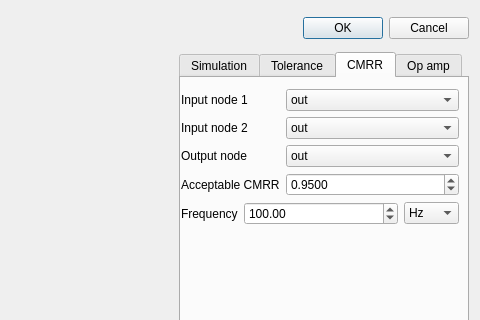
psdzzm/spice, file src/config.ui: the form before one commit; both pictures show x 599 to 1079 and y 0 to 320 of the 1079 by 643 pixel window.
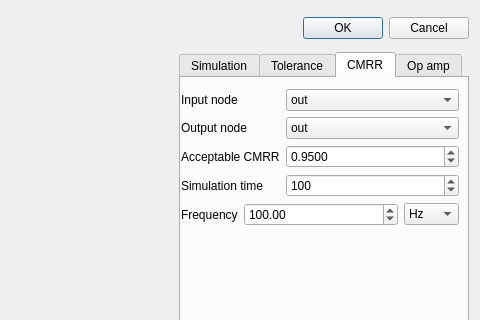
The form after the commit. Custom widgets are drawn as their Qt base class.

```diff
--- a/src/config.ui
+++ b/src/config.ui
@@ -881,7 +881,7 @@
            </sizepolicy>
           </property>
           <property name="text">
-           <string>Input node 1</string>
+           <string>Input node</string>
           </property>
          </widget>
         </item>
@@ -895,28 +895,6 @@
          </widget>
         </item>
         <item row="1" column="0">
-         <widget class="QLabel" name="label_15">
-          <property name="sizePolicy">
-           <sizepolicy hsizetype="Preferred" vsizetype="Preferred">
-            <horstretch>0</horstretch>
-            <verstretch>0</verstretch>
-           </sizepolicy>
-          </property>
-          <property name="text">
-           <string>Input node 2</string>
-          </property>
-         </widget>
-        </item>
-        <item row="1" column="1">
-         <widget class="QComboBox" name="inputnode2">
-          <item>
-           <property name="text">
-            <string>out</string>
-           </property>
-          </item>
-         </widget>
-        </item>
-        <item row="2" column="0">
          <widget class="QLabel" name="label_16">
           <property name="sizePolicy">
            <sizepolicy hsizetype="Preferred" vsizetype="Preferred">
@@ -929,7 +907,7 @@
           </property>
          </widget>
         </item>
-        <item row="2" column="1">
+        <item row="1" column="1">
          <widget class="QComboBox" name="outputnode">
           <item>
            <property name="text">
@@ -938,7 +916,7 @@
           </item>
          </widget>
         </item>
-        <item row="3" column="0">
+        <item row="2" column="0">
          <widget class="QLabel" name="label_17">
           <property name="sizePolicy">
            <sizepolicy hsizetype="Preferred" vsizetype="Preferred">
@@ -951,7 +929,7 @@
           </property>
          </widget>
         </item>
-        <item row="3" column="1">
+        <item row="2" column="1">
          <widget class="QDoubleSpinBox" name="acptcmrr">
           <property name="sizePolicy">
            <sizepolicy hsizetype="Minimum" vsizetype="Fixed">
@@ -1051,6 +1029,38 @@
           </item>
          </layout>
         </item>
+        <item row="3" column="0">
+         <widget class="QLabel" name="label_30">
+          <property name="sizePolicy">
+           <sizepolicy hsizetype="Preferred" vsizetype="Preferred">
+            <horstretch>0</horstretch>
+            <verstretch>0</verstretch>
+           </sizepolicy>
+          </property>
+          <property name="text">
+           <string>Simulation time</string>
+          </property>
+         </widget>
+        </item>
+        <item row="3" column="1">
+         <widget class="QSpinBox" name="cmrrtime">
+          <property name="minimum">
+           <number>2</number>
+          </property>
+          <property name="maximum">
+           <number>100000</number>
+          </property>
+          <property name="singleStep">
+           <number>100</number>
+          </property>
+          <property name="stepType">
+           <enum>QAbstractSpinBox::AdaptiveDecimalStepType</enum>
+          </property>
+          <property name="value">
+           <number>100</number>
+          </property>
+         </widget>
+        </item>
        </layout>
       </widget>
      </widget>
```
Left out of the diff: 2 changed lines with no effect on the pictures.
